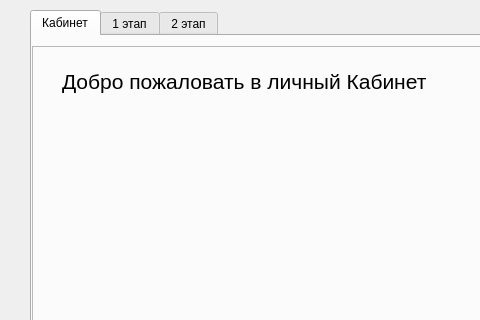
Before: the Qt Designer form work_with_app.ui in BagrKonstantin/nti_contest_alfa, drawn with Qt 5; both pictures show x 0 to 480 and y 0 to 320 of the 1005 by 654 pixel window.
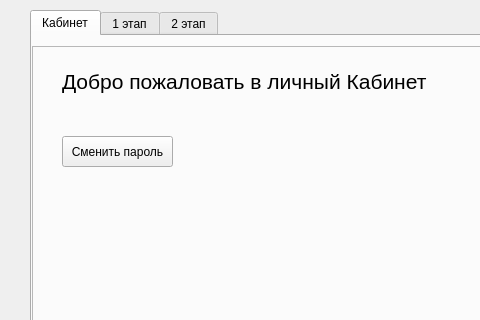
After: the same form once the commit is applied. The open tabs and pages were chosen to show the change.

The edit to the form file:
```diff
--- a/work_with_app.ui
+++ b/work_with_app.ui
@@ -66,6 +66,19 @@
         <string>Добро пожаловать в личный Кабинет</string>
        </property>
       </widget>
+      <widget class="QPushButton" name="pushButton_change_pass">
+       <property name="geometry">
+        <rect>
+         <x>30</x>
+         <y>90</y>
+         <width>111</width>
+         <height>31</height>
+        </rect>
+       </property>
+       <property name="text">
+        <string>Сменить пароль</string>
+       </property>
+      </widget>
      </widget>
     </widget>
     <widget class="QWidget" name="tab_2">
```
Left out of the diff: 4 changed lines with no effect on the pictures.
